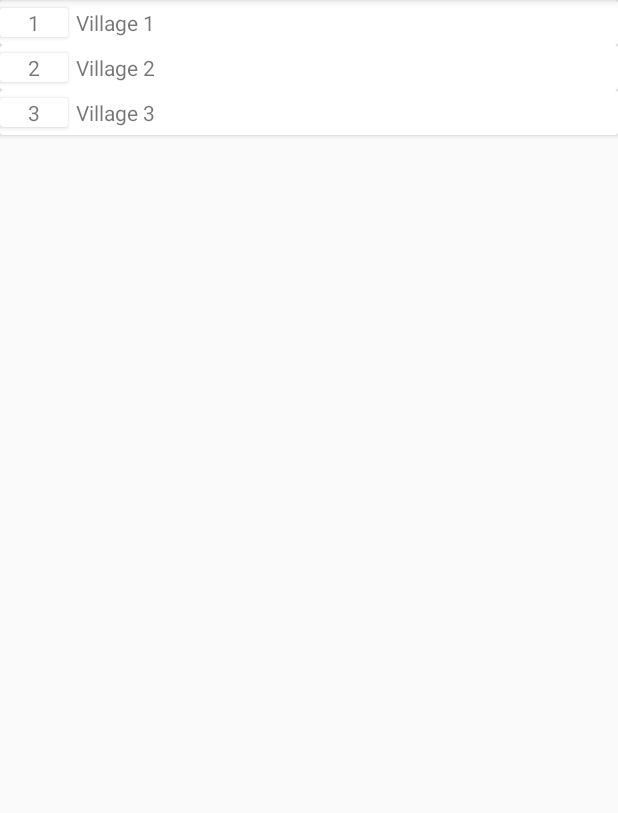
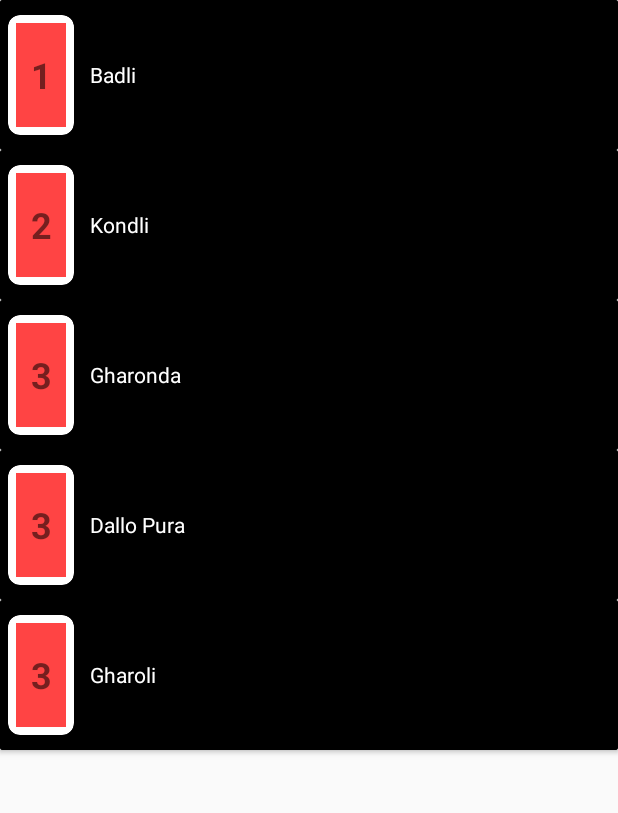
Before and after one commit to nb2998/ShauSwach, an Android app: the screen it shows after launch (LeaderboardActivity), after a tap on "Leaderboard", on a phone screen of 412 x 824 dp, the part 84-897 px from its top. Run offline under Robolectric (Android 15) with nearby library versions, the phone set to English and light mode, and no system bars.

Commit message:
Ui updated

```diff
--- a/app/src/main/AndroidManifest.xml
+++ b/app/src/main/AndroidManifest.xml
@@ -17,6 +17,7 @@
                 <action android:name="android.intent.action.MAIN" />
 
                 <category android:name="android.intent.category.LAUNCHER" />
+                <category android:name="android.intent.category.HOME" />
             </intent-filter>
         </activity>
         <activity
--- a/app/src/main/java/com/apps/nishtha/shauswach/Activities/LeaderboardActivity.java
+++ b/app/src/main/java/com/apps/nishtha/shauswach/Activities/LeaderboardActivity.java
@@ -22,9 +22,11 @@ public class LeaderboardActivity extends AppCompatActivity {
         super.onCreate(savedInstanceState);
         setContentView(R.layout.activity_leaderboard);
 
-        areaLBArrayList.add(0,new AreaLB("Village 1",1));
-        areaLBArrayList.add(1,new AreaLB("Village 2",2));
-        areaLBArrayList.add(2,new AreaLB("Village 3",3));
+        areaLBArrayList.add(0,new AreaLB("Badli",1));
+        areaLBArrayList.add(1,new AreaLB("Kondli",2));
+        areaLBArrayList.add(2,new AreaLB("Gharoli",3));
+        areaLBArrayList.add(2,new AreaLB("Dallo Pura",3));
+        areaLBArrayList.add(2,new AreaLB("Gharonda",3));
 
         reciewLb= (RecyclerView) findViewById(R.id.recViewLB);
         reciewLb.setLayoutManager(new LinearLayoutManager(this));
--- a/app/src/main/java/com/apps/nishtha/shauswach/Activities/MainActivity.java
+++ b/app/src/main/java/com/apps/nishtha/shauswach/Activities/MainActivity.java
@@ -1,27 +1,36 @@
 package com.apps.nishtha.shauswach.Activities;
 
+import android.media.AudioManager;
+import android.media.MediaPlayer;
+import android.net.Uri;
 import android.os.Bundle;
 import android.support.v7.app.AppCompatActivity;
 import android.support.v7.widget.LinearLayoutManager;
 import android.support.v7.widget.RecyclerView;
+import android.util.Log;
+import android.view.View;
+import android.widget.ImageButton;
 
 import com.apps.nishtha.shauswach.Adapter.CardAdapter;
 import com.apps.nishtha.shauswach.Card;
 import com.apps.nishtha.shauswach.R;
 
+import java.io.IOException;
 import java.util.ArrayList;
 
 public class MainActivity extends AppCompatActivity {
 
+    MediaPlayer mediaPlayer;
     RecyclerView recView;
     CardAdapter cardAdapter;
     ArrayList<Card> cardArrayList=new ArrayList<>();
+    ImageButton imageButton;
 
     @Override
     protected void onCreate(Bundle savedInstanceState) {
         super.onCreate(savedInstanceState);
         setContentView(R.layout.activity_main);
-
+        imageButton= (ImageButton) findViewById(R.id.btnPlayMain);
         cardArrayList.add(0,new Card(getString(R.string.scan), R.drawable.qr));
         cardArrayList.add(1,new Card(getString(R.string.leaderboard), R.drawable.lb));
         cardArrayList.add(2,new Card(getString(R.string.tutorial), R.drawable.tut));
@@ -31,5 +40,33 @@ public class MainActivity extends AppCompatActivity {
         recView.setLayoutManager(new LinearLayoutManager(this));
         recView.setAdapter(cardAdapter);
 
+        imageButton.setOnClickListener(new View.OnClickListener() {
+            @Override
+            public void onClick(View view) {
+
+                mediaPlayer = new MediaPlayer();
+                mediaPlayer.setAudioStreamType(AudioManager.STREAM_MUSIC);
+                try {
+                    mediaPlayer.setDataSource(MainActivity.this, Uri.parse("android.resource://com.apps.nishtha.shauswach.Activities/"+R.raw.swagat));
+                    mediaPlayer.prepareAsync();
+                } catch (IOException e) {
+                    e.printStackTrace();
+                    Log.d("TAG", "onClick: "+e.getLocalizedMessage());
+                }
+
+                mediaPlayer.setOnPreparedListener(new MediaPlayer.OnPreparedListener() {
+                    @Override
+                    public void onPrepared(MediaPlayer mediaPlayer) {
+                        mediaPlayer.start();
+                    }
+                });
+            }
+        });
+    }
+
+    @Override
+    protected void onStop() {
+        mediaPlayer.release();
+        super.onStop();
     }
 }
--- a/app/src/main/res/layout/single_row_lb.xml
+++ b/app/src/main/res/layout/single_row_lb.xml
@@ -1,31 +1,46 @@
 <?xml version="1.0" encoding="utf-8"?>
 <android.support.v7.widget.CardView xmlns:android="http://schemas.android.com/apk/res/android"
     android:layout_width="match_parent"
-    android:layout_height="wrap_content">
+    android:layout_height="wrap_content"
+    xmlns:app="http://schemas.android.com/apk/res-auto"
+    android:background="@android:color/black">
 
     <LinearLayout xmlns:android="http://schemas.android.com/apk/res/android"
         android:layout_width="match_parent"
-        android:layout_height="wrap_content"
-        android:orientation="vertical">
+        android:layout_height="100dp"
+        android:orientation="vertical"
+        android:background="@android:color/black">
 
 
         <LinearLayout
             android:layout_width="match_parent"
-            android:layout_height="wrap_content">
+            android:layout_height="match_parent"
+            android:background="@android:color/black"
+            android:layout_gravity="center"
+            android:gravity="center">
 
             <android.support.v7.widget.CardView
                 android:layout_width="0dp"
                 android:layout_weight="1"
-                android:layout_height="wrap_content"
-                android:background="@android:color/holo_red_dark"
-                android:layout_gravity="center">
+                android:layout_height="80dp"
+                android:background="@android:color/holo_red_light"
+                android:layout_gravity="center"
+                app:cardCornerRadius="8dp"
+                app:cardPreventCornerOverlap="true"
+                android:layout_margin="5dp"
+                >
 
                 <TextView
                     android:id="@+id/tvLbRank"
                     android:layout_width="match_parent"
                     android:layout_height="match_parent"
                     android:gravity="center"
-                    android:hint="1" />
+                    android:hint="1"
+                    android:layout_gravity="center"
+                    android:layout_margin="5dp"
+                    android:background="@android:color/holo_red_light"
+                    android:textStyle="bold"
+                    android:textSize="24sp"/>
             </android.support.v7.widget.CardView>
 
             <TextView
@@ -35,6 +50,7 @@
                 android:layout_gravity="center"
                 android:layout_weight="8"
                 android:hint="Name of place "
+                android:textColor="@android:color/white"
                 android:padding="5dp" />
 
         </LinearLayout>
```
Also changed, not shown: app/src/main/java/com/apps/nishtha/shauswach/Activities/RatingActivity.java (+30 -16 lines), app/src/main/java/com/apps/nishtha/shauswach/Activities/ScanActivity.java (+5 -5 lines), app/src/main/java/com/apps/nishtha/shauswach/Activities/WaitActivity.java (added, +62 -0 lines), app/src/main/java/com/apps/nishtha/shauswach/Classes/UserData.java (added, +33 -0 lines), app/src/main/java/com/apps/nishtha/shauswach/Classes/UserDatabase.java (+22 -7 lines), app/src/main/res/layout/activity_main.xml (+32 -1 lines), app/src/main/res/layout/activity_scan.xml (+0 -35 lines), app/src/main/res/layout/activity_wait.xml (added, +19 -0 lines), app/src/main/res/layout/single_row.xml (+8 -6 lines), app/src/main/res/drawable/crown.png (added), app/src/main/res/drawable/listen.png (added), app/src/main/res/drawable/listentwo.png (added), app/src/main/res/drawable/speaker.png (added), 1 other file.
